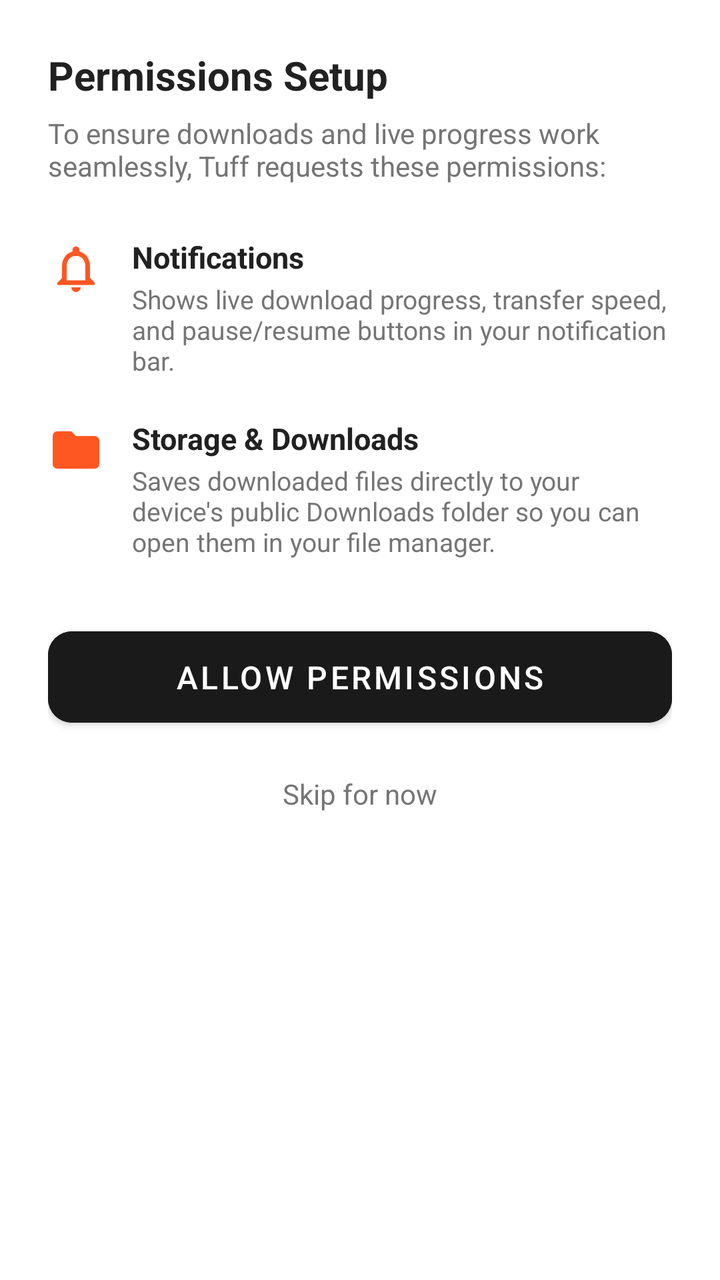
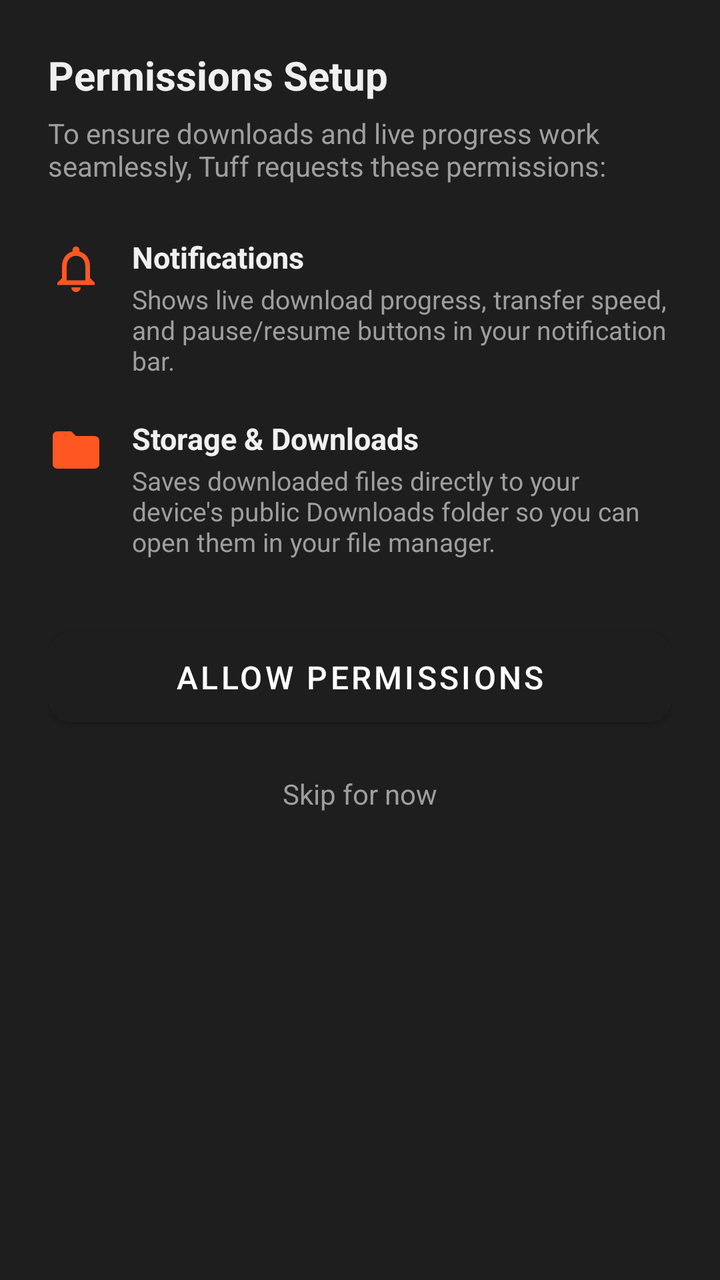

An Android layout rendered at two revisions. The XML below is the earlier revision; the diff shows what the commit changed to produce the second picture.
<!-- AndroidManifest.xml: application theme Theme.Tuff -->
<!-- res/layout/dialog_permissions_onboarding.xml -->
<?xml version="1.0" encoding="utf-8"?>
<LinearLayout xmlns:android="http://schemas.android.com/apk/res/android"
    xmlns:app="http://schemas.android.com/apk/res-auto"
    android:layout_width="match_parent"
    android:layout_height="wrap_content"
    android:orientation="vertical"
    android:padding="24dp"
    android:background="@android:color/white">

    <TextView
        android:layout_width="wrap_content"
        android:layout_height="wrap_content"
        android:text="Permissions Setup"
        android:textColor="@color/text_primary"
        android:textSize="20sp"
        android:textStyle="bold" />

    <TextView
        android:layout_width="wrap_content"
        android:layout_height="wrap_content"
        android:layout_marginTop="6dp"
        android:layout_marginBottom="16dp"
        android:text="To ensure downloads and live progress work seamlessly, Tuff requests these permissions:"
        android:textColor="@color/text_secondary"
        android:textSize="14sp" />

    
    <LinearLayout
        android:layout_width="match_parent"
        android:layout_height="wrap_content"
        android:orientation="horizontal"
        android:gravity="top"
        android:paddingVertical="10dp">

        <ImageView
            android:layout_width="28dp"
            android:layout_height="28dp"
            android:layout_marginTop="2dp"
            android:src="@drawable/ic_notifications"
            app:tint="@color/accent" />

        <LinearLayout
            android:layout_width="0dp"
            android:layout_height="wrap_content"
            android:layout_weight="1"
            android:layout_marginStart="14dp"
            android:orientation="vertical">

            <TextView
                android:layout_width="wrap_content"
                android:layout_height="wrap_content"
                android:text="Notifications"
                android:textColor="@color/text_primary"
                android:textSize="15sp"
                android:textStyle="bold" />

            <TextView
                android:layout_width="wrap_content"
                android:layout_height="wrap_content"
                android:layout_marginTop="2dp"
                android:text="Shows live download progress, transfer speed, and pause/resume buttons in your notification bar."
                android:textColor="@color/text_secondary"
                android:textSize="13sp" />
        </LinearLayout>
    </LinearLayout>

    
    <LinearLayout
        android:layout_width="match_parent"
        android:layout_height="wrap_content"
        android:orientation="horizontal"
        android:gravity="top"
        android:paddingVertical="10dp">

        <ImageView
            android:layout_width="28dp"
            android:layout_height="28dp"
            android:layout_marginTop="2dp"
            android:src="@drawable/ic_folder"
            app:tint="@color/accent" />

        <LinearLayout
            android:layout_width="0dp"
            android:layout_height="wrap_content"
            android:layout_weight="1"
            android:layout_marginStart="14dp"
            android:orientation="vertical">

            <TextView
                android:layout_width="wrap_content"
                android:layout_height="wrap_content"
                android:text="Storage &amp; Downloads"
                android:textColor="@color/text_primary"
                android:textSize="15sp"
                android:textStyle="bold" />

            <TextView
                android:layout_width="wrap_content"
                android:layout_height="wrap_content"
                android:layout_marginTop="2dp"
                android:text="Saves downloaded files directly to your device's public Downloads folder so you can open them in your file manager."
                android:textColor="@color/text_secondary"
                android:textSize="13sp" />
        </LinearLayout>
    </LinearLayout>

    <com.google.android.material.button.MaterialButton
        android:id="@+id/btn_grant_permissions"
        android:layout_width="match_parent"
        android:layout_height="wrap_content"
        android:layout_marginTop="20dp"
        android:backgroundTint="@color/primary"
        android:padding="12dp"
        android:text="Allow Permissions"
        android:textColor="@android:color/white"
        android:textSize="16sp"
        app:cornerRadius="12dp" />

    <TextView
        android:id="@+id/btn_skip_permissions"
        android:layout_width="wrap_content"
        android:layout_height="wrap_content"
        android:layout_gravity="center_horizontal"
        android:layout_marginTop="12dp"
        android:padding="8dp"
        android:text="Skip for now"
        android:textColor="@color/text_secondary"
        android:textSize="14sp"
        android:background="?attr/selectableItemBackground" />

</LinearLayout>
<!-- resources referenced by this layout -->
<resources>
  <color name="accent">#FF5722</color>
  <color name="primary">#1A1A1A</color>
  <color name="text_primary">#212121</color>
  <color name="text_secondary">#757575</color>
  <!-- drawable ic_folder (drawable) -->
  <vector xmlns:android="http://schemas.android.com/apk/res/android"
      android:width="24dp"
      android:height="24dp"
      android:viewportWidth="24"
      android:viewportHeight="24">
      <path
          android:fillColor="#FF212121"
          android:pathData="M10,4H4c-1.1,0 -1.99,0.9 -1.99,2L2,18c0,1.1 0.9,2 2,2h16c1.1,0 2,-0.9 2,-2V8c0,-1.1 -0.9,-2 -2,-2h-8l-2,-2z" />
  </vector>
  <!-- drawable ic_notifications (drawable) -->
  <vector xmlns:android="http://schemas.android.com/apk/res/android"
      android:width="24dp"
      android:height="24dp"
      android:viewportWidth="24"
      android:viewportHeight="24">
      <path
          android:fillColor="#FF212121"
          android:pathData="M12,22c1.1,0 2,-0.9 2,-2h-4c0,1.1 0.9,2 2,2zm6,-6v-5c0,-3.07 -1.63,-5.64 -4.5,-6.32V4c0,-0.83 -0.67,-1.5 -1.5,-1.5s-1.5,0.67 -1.5,1.5v0.68C7.64,5.36 6,7.92 6,11v5l-2,2v1h16v-1l-2,-2zm-2,1H8v-6c0,-2.48 1.51,-4.5 4,-4.5s4,2.02 4,4.5v6z" />
  </vector>
  <style name="Theme.Tuff" parent="Theme.MaterialComponents.DayNight.NoActionBar">
          <item name="colorPrimary">@color/primary</item>
          <item name="colorPrimaryDark">@color/primary_dark</item>
          <item name="colorAccent">@color/accent</item>
          <item name="android:windowBackground">@color/background_light</item>
          <item name="android:statusBarColor">@color/surface_card</item>
          <item name="android:windowLightStatusBar">true</item>
          <item name="android:navigationBarColor">@color/surface_card</item>
          <item name="android:windowLightNavigationBar">true</item>
      </style>
  <color name="primary_dark">#121212</color>
  <color name="background_light">#F8F9FA</color>
  <color name="surface_card">#FFFFFF</color>
</resources>

<!-- the commit's change to res/layout/dialog_permissions_onboarding.xml (unified diff, before → after) -->
@@ -5,7 +5,7 @@
     android:layout_height="wrap_content"
     android:orientation="vertical"
     android:padding="24dp"
-    android:background="@android:color/white">
+    android:background="@color/surface_card">
 
     <TextView
         android:layout_width="wrap_content"
<!-- resource entries referenced after the edit -->
@@ -1,9 +1,9 @@
 <!-- resources referenced by this layout -->
 <resources>
   <color name="accent">#FF5722</color>
-  <color name="primary">#1A1A1A</color>
-  <color name="text_primary">#212121</color>
-  <color name="text_secondary">#757575</color>
+  <color name="primary">#1E1E1E</color>
+  <color name="text_primary">#F0F0F0</color>
+  <color name="text_secondary">#9E9E9E</color>
   <!-- drawable ic_folder (drawable) -->
   <vector xmlns:android="http://schemas.android.com/apk/res/android"
       android:width="24dp"
@@ -11,7 +11,7 @@
       android:viewportWidth="24"
       android:viewportHeight="24">
       <path
-          android:fillColor="#FF212121"
+          android:fillColor="@color/icon_tint"
           android:pathData="M10,4H4c-1.1,0 -1.99,0.9 -1.99,2L2,18c0,1.1 0.9,2 2,2h16c1.1,0 2,-0.9 2,-2V8c0,-1.1 -0.9,-2 -2,-2h-8l-2,-2z" />
   </vector>
   <!-- drawable ic_notifications (drawable) -->
@@ -21,21 +21,35 @@
       android:viewportWidth="24"
       android:viewportHeight="24">
       <path
-          android:fillColor="#FF212121"
+          android:fillColor="@color/icon_tint"
           android:pathData="M12,22c1.1,0 2,-0.9 2,-2h-4c0,1.1 0.9,2 2,2zm6,-6v-5c0,-3.07 -1.63,-5.64 -4.5,-6.32V4c0,-0.83 -0.67,-1.5 -1.5,-1.5s-1.5,0.67 -1.5,1.5v0.68C7.64,5.36 6,7.92 6,11v5l-2,2v1h16v-1l-2,-2zm-2,1H8v-6c0,-2.48 1.51,-4.5 4,-4.5s4,2.02 4,4.5v6z" />
   </vector>
   <style name="Theme.Tuff" parent="Theme.MaterialComponents.DayNight.NoActionBar">
           <item name="colorPrimary">@color/primary</item>
           <item name="colorPrimaryDark">@color/primary_dark</item>
           <item name="colorAccent">@color/accent</item>
-          <item name="android:windowBackground">@color/background_light</item>
-          <item name="android:statusBarColor">@color/surface_card</item>
-          <item name="android:windowLightStatusBar">true</item>
+          <item name="android:windowBackground">@color/background_dark</item>
+          <item name="android:statusBarColor">@color/primary_dark</item>
+          <item name="android:windowLightStatusBar">false</item>
+          <item name="android:navigationBarColor">@color/primary_dark</item>
+          <item name="android:windowLightNavigationBar">false</item>
+  
+          <item name="bottomSheetDialogTheme">@style/Theme.Tuff.BottomSheetDialog</item>
+      </style>
+  <color name="icon_tint">#E0E0E0</color>
+  <color name="primary_dark">#121212</color>
+  <color name="background_dark">#121212</color>
+  <style name="Theme.Tuff.BottomSheetDialog" parent="Theme.MaterialComponents.BottomSheetDialog">
+          <item name="bottomSheetStyle">@style/Theme.Tuff.BottomSheetModal</item>
+          <item name="android:windowIsFloating">false</item>
+          <item name="android:statusBarColor">@color/primary_dark</item>
+          <item name="android:windowLightStatusBar">false</item>
           <item name="android:navigationBarColor">@color/surface_card</item>
-          <item name="android:windowLightNavigationBar">true</item>
+          <item name="android:windowLightNavigationBar">false</item>
       </style>
-  <color name="primary_dark">#121212</color>
-  <color name="background_light">#F8F9FA</color>
-  <color name="surface_card">#FFFFFF</color>
+  <style name="Theme.Tuff.BottomSheetModal" parent="Widget.MaterialComponents.BottomSheet.Modal">
+          <item name="backgroundTint">@color/surface_card</item>
+      </style>
+  <color name="surface_card">#1E1E1E</color>
 </resources>
 
